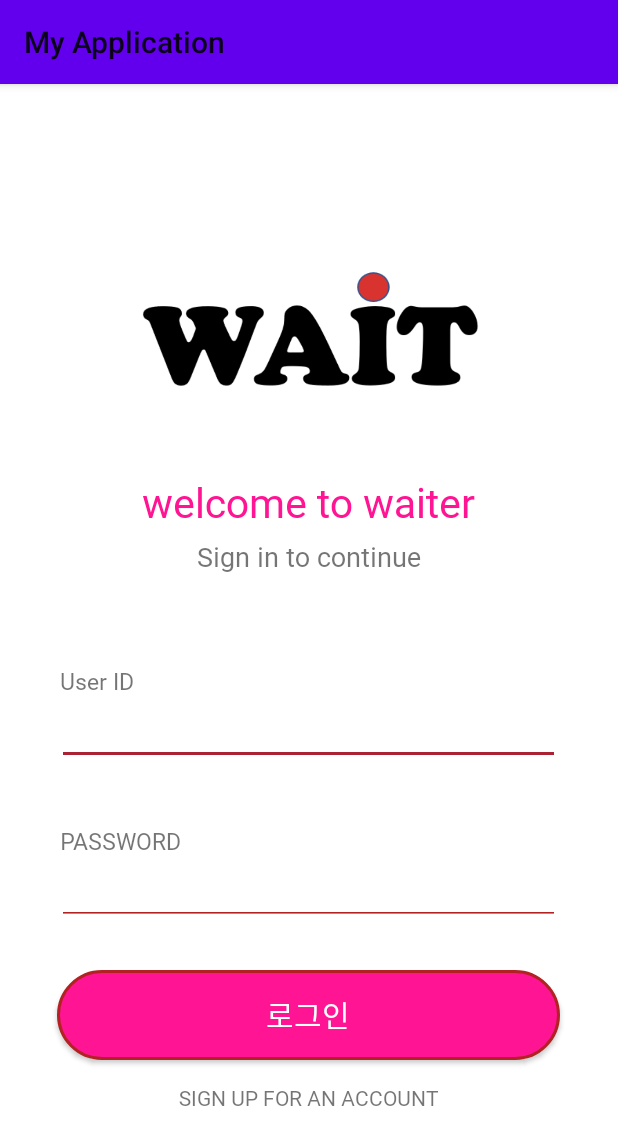
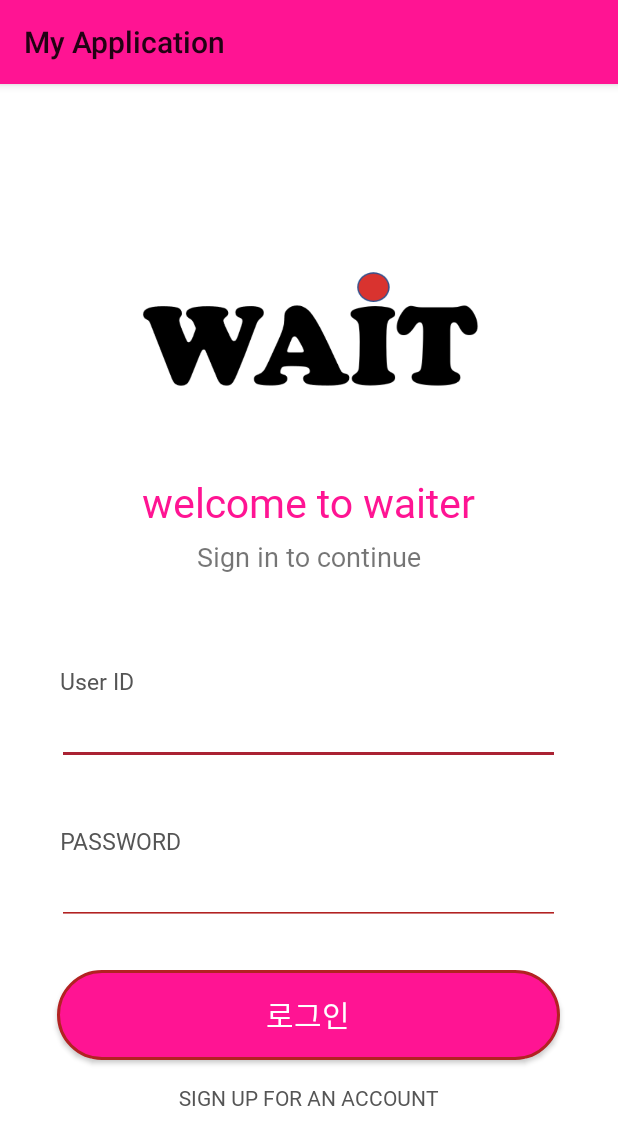
Before and after one commit to chu-dw/Waiter_modify, an Android app: the Login_Page screen opened directly, with no data from a screen before it, on a phone screen of 412 x 824 dp. Shown: the top 1145 px of the screen. Run offline under Robolectric (Android 15) with nearby library versions, the phone set to English and light mode, and no system bars; our stand-ins replace Firebase (no records; nobody signed in at launch, a user with empty details on screens opened directly).

Commit message:
theme color

```diff
--- a/app/src/main/res/layout/activity_login_page.xml
+++ b/app/src/main/res/layout/activity_login_page.xml
@@ -36,6 +36,7 @@
         android:layout_height="wrap_content"
         android:text="User ID"
         android:textSize="15dp"
+        android:textColor="#555555"
         android:layout_marginTop="60dp"
         android:layout_marginLeft="40dp"
         />
@@ -52,6 +53,7 @@
         android:layout_height="wrap_content"
         android:text="PASSWORD"
         android:textSize="15dp"
+        android:textColor="#555555"
         android:layout_marginTop="40dp"
         android:layout_marginLeft="40dp"
         />
@@ -82,6 +84,7 @@
         android:layout_width="wrap_content"
         android:layout_height="wrap_content"
         android:text="SIGN UP FOR AN ACCOUNT"
+        android:textColor="#555555"
         android:layout_gravity="center"
         android:layout_marginTop="15dp"
         />
--- a/app/src/main/res/layout/activity_sign_up_page.xml
+++ b/app/src/main/res/layout/activity_sign_up_page.xml
@@ -72,6 +72,7 @@
                         android:layout_marginTop="10dp"
                         android:id="@+id/customer"
                         android:text="고객"
+                        android:textColor="#555555"
                         android:fontFamily="@font/godom"
                         />
 
@@ -80,6 +81,7 @@
                         android:layout_height="wrap_content"
                         android:id="@+id/owner"
                         android:text="사업자"
+                        android:textColor="#555555"
                         android:fontFamily="@font/godom"
                         />
 
--- a/app/src/main/res/values-night/themes.xml
+++ b/app/src/main/res/values-night/themes.xml
@@ -3,7 +3,7 @@
     <style name="Theme.MyApplication" parent="Theme.MaterialComponents.DayNight.DarkActionBar">
         <!-- Primary brand color. -->
         <item name="colorPrimary">@color/purple_200</item>
-        <item name="colorPrimaryVariant">@color/purple_700</item>
+        <item name="colorPrimaryVariant">@color/black</item>
         <item name="colorOnPrimary">@color/black</item>
         <!-- Secondary brand color. -->
         <item name="colorSecondary">@color/teal_200</item>
--- a/app/src/main/res/values/themes.xml
+++ b/app/src/main/res/values/themes.xml
@@ -2,15 +2,15 @@
     <!-- Base application theme. -->
     <style name="Theme.MyApplication" parent="Theme.AppCompat.Light">
         <!-- Primary brand color. -->
-        <item name="colorPrimary">@color/purple_500</item>
-        <item name="colorPrimaryVariant">@color/purple_700</item>
-        <item name="colorOnPrimary">@color/white</item>
+        <item name="colorPrimary">#FF1493</item>
+        <item name="colorPrimaryVariant">#00000000</item>
+        <item name="colorOnPrimary">#FF1493</item>
         <!-- Secondary brand color. -->
         <item name="colorSecondary">@color/teal_200</item>
         <item name="colorSecondaryVariant">@color/teal_700</item>
         <item name="colorOnSecondary">@color/black</item>
         <!-- Status bar color. -->
-        <item name="android:statusBarColor" tools:targetApi="l">?attr/colorPrimaryVariant</item>
+        <item name="android:statusBarColor" tools:targetApi="l">#FF1493</item>
         <!-- Customize your theme here. -->
     </style>
     <style name="EditTextStyle" parent="Theme.AppCompat.Light.NoActionBar">  <!-- edit text 설정-->
```
